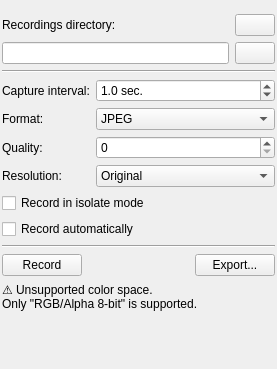
First picture: the form in plugins/dockers/recorder/recorderdocker.ui, repository KDE/krita, before the edit.
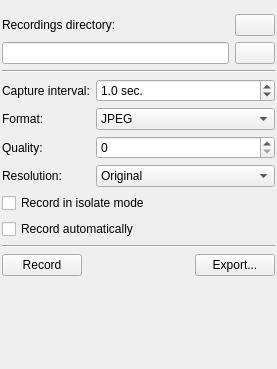
Second picture: the form after the edit. Icons and pictures are not drawn. Custom widgets are drawn as their Qt base class.

Commit message: Recorder Docker: add ability to record other color modes and depth

What changed in the file:
```diff
--- a/plugins/dockers/recorder/recorderdocker.ui
+++ b/plugins/dockers/recorder/recorderdocker.ui
@@ -363,17 +363,6 @@
          </item>
         </layout>
        </item>
-       <item>
-        <widget class="QLabel" name="labelUnsupportedColorSpace">
-         <property name="text">
-          <string>⚠ Unsupported color space.
-Only &quot;RGB/Alpha 8-bit&quot; is supported.</string>
-         </property>
-         <property name="wordWrap">
-          <bool>true</bool>
-         </property>
-        </widget>
-       </item>
        <item>
         <spacer name="verticalSpacer">
          <property name="orientation">
```
The commit also changes 2 other files.
